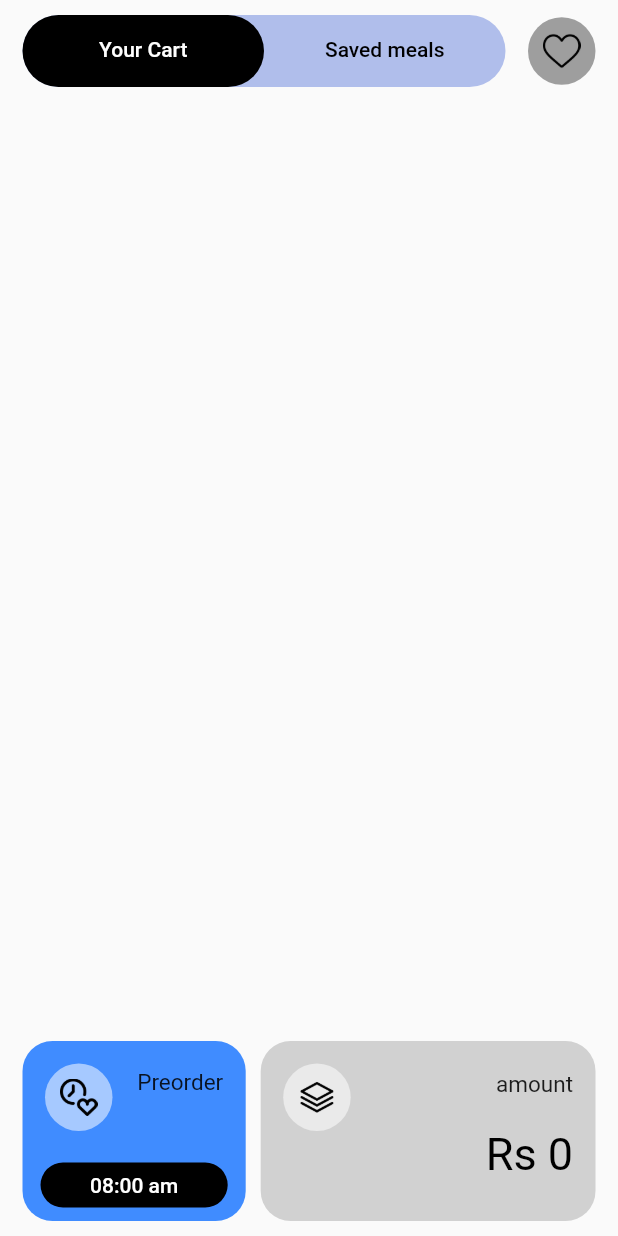
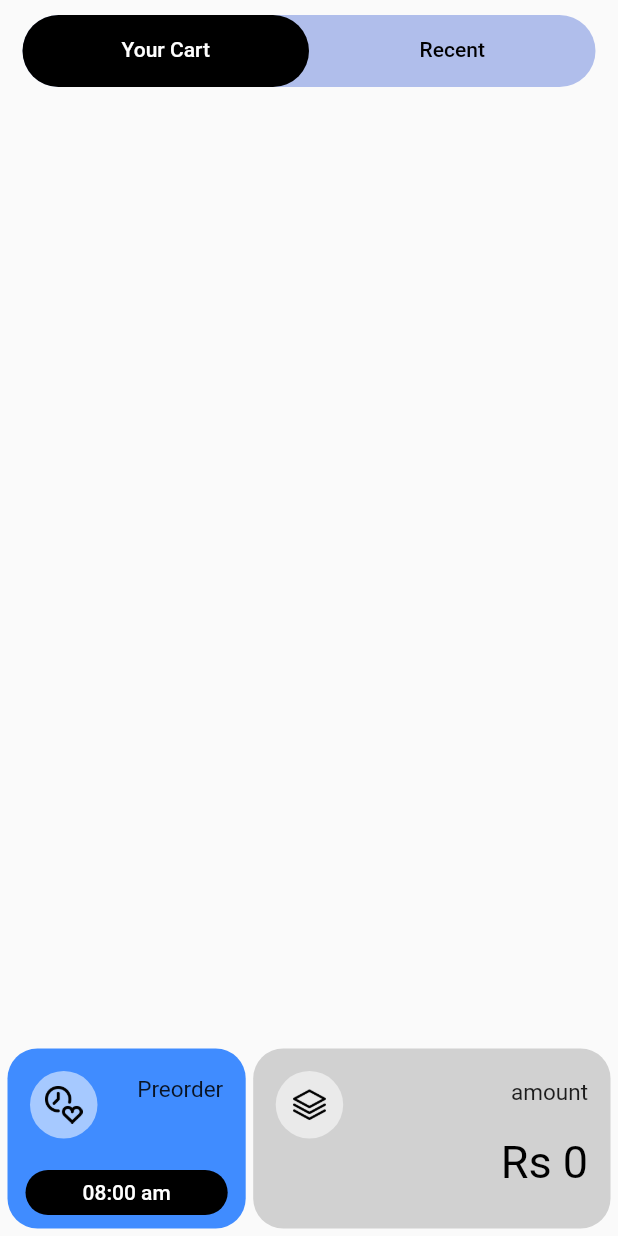
Before and after one commit to sufiyaanusmani/Blink, a Flutter app: the CartScreen screen opened directly, on a phone screen of 412 x 824 dp. Run offline on Flutter 3.47's test engine with Material 2 defaults, Android fonts, the phone set to English and light mode, and no system bars; our stand-ins replace animated_text_kit, flutter_slidable, flutter_spinkit, google_fonts, google_nav_bar, grouped_list and 4 more; missing offline and left inert: animated_snack_bar, mysql_client, slide_to_act_reborn; accounts and stored records are empty.

Commit message:
finalised cart screen wireframe

```diff
--- a/lib/components/your_cart_screen.dart
+++ b/lib/components/your_cart_screen.dart
@@ -59,8 +59,8 @@ class _YourCartScreenState extends State<YourCartScreen> {
                   item = itemList[index];
                   return Padding(
                     padding: (index == 0)
-                        ? const EdgeInsets.symmetric(vertical: 15.0)
-                        : const EdgeInsets.only(bottom: 15.0),
+                        ? const EdgeInsets.symmetric(vertical: 20.0)
+                        : const EdgeInsets.only(bottom: 20.0),
                     child: Slidable(
                       key: Key('$item'),
                       endActionPane: ActionPane(
@@ -82,17 +82,17 @@ class _YourCartScreenState extends State<YourCartScreen> {
                         ],
                       ),
                       child: Container(
-                        margin: const EdgeInsets.symmetric(horizontal: 15.0),
-                        padding: const EdgeInsets.all(10.0),
+                        margin: const EdgeInsets.symmetric(horizontal: 0.0),
+                        padding: const EdgeInsets.only(left: 10.0),
                         decoration: BoxDecoration(
                           borderRadius: BorderRadius.circular(10.0),
                           color: Colors.white,
-                          boxShadow: [
-                            BoxShadow(
-                                blurRadius: 1.0,
-                                spreadRadius: 1.0,
-                                color: Colors.grey[400]!),
-                          ],
+                          // boxShadow: [
+                          //   BoxShadow(
+                          //       blurRadius: 1.0,
+                          //       spreadRadius: 1.0,
+                          //       color: Colors.grey[400]!),
+                          // ],
                         ),
 
                         // ListView row
@@ -102,11 +102,14 @@ class _YourCartScreenState extends State<YourCartScreen> {
                           children: [
                             ClipRRect(
                               borderRadius: BorderRadius.circular(10.0),
-                              child: Image.asset(
-                                'images/kfc.jpg',
-                                width: 100.0,
-                                height: 100.0,
-                                fit: BoxFit.cover,
+                              child: Opacity(
+                                opacity: 0.95,
+                                child: Image.asset(
+                                  'images/kfc.jpg',
+                                  width: 120.0,
+                                  height: 120.0,
+                                  fit: BoxFit.cover,
+                                ),
                               ),
                             ),
                             const SizedBox(width: 10.0),
@@ -215,7 +218,7 @@ class _YourCartScreenState extends State<YourCartScreen> {
             Row(
               children: [
                 const SizedBox(
-                  width: 15,
+                  width: 5,
                 ),
 
                 Expanded(
@@ -283,7 +286,7 @@ class _YourCartScreenState extends State<YourCartScreen> {
                       ),
                     )),
                 const SizedBox(
-                  width: 10,
+                  width: 5,
                 ),
 
                 // Amount
@@ -344,19 +347,19 @@ class _YourCartScreenState extends State<YourCartScreen> {
                       ),
                     )),
                 const SizedBox(
-                  width: 15,
+                  width: 5,
                 ),
               ],
             ),
             const SizedBox(
-              height: 10,
+              height: 5,
             ),
 
             // bottom Slider
             AbsorbPointer(
               absorbing: Cart.cart.length > 0 ? false : true,
               child: Container(
-                margin: const EdgeInsets.symmetric(horizontal: 15.0),
+                margin: const EdgeInsets.symmetric(horizontal: 5.0),
                 //https://pub.dev/packages/slide_to_act_reborn
                 child: SlideAction(
                   innerColor: Color.fromARGB(255, 0, 0, 0),
--- a/lib/screens/cart_screen.dart
+++ b/lib/screens/cart_screen.dart
@@ -41,7 +41,7 @@ class _CartScreenState extends State<CartScreen> {
                           ),
                           Tab(
                             child: Text(
-                              'Saved meals',
+                              'Recent',
                               style: TextStyle(),
                             ),
                           ),
@@ -55,24 +55,6 @@ class _CartScreenState extends State<CartScreen> {
                       ),
                     ),
                   ),
-                  InkWell(
-                    onTap: () {
-                      print('Button pressed');
-                    },
-                    child: Container(
-                      margin: const EdgeInsets.only(right: 15),
-                      padding: const EdgeInsets.all(10),
-                      child: Image.asset(
-                        'assets/icons/save.png',
-                        width: 25,
-                        height: 25,
-                      ),
-                      decoration: const BoxDecoration(
-                        shape: BoxShape.circle,
-                        color: Colors.grey,
-                      ),
-                    ),
-                  )
                 ],
               ),
               Expanded(
```
